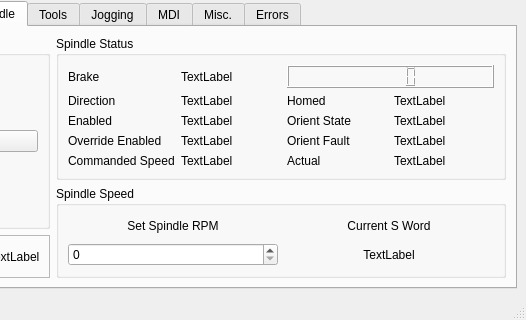
First picture: the form in examples/features/plc/plc.ui, repository jethornton/flexgui, before the edit; both pictures show x 324 to 850 and y 354 to 674 of the 850 by 674 pixel window.
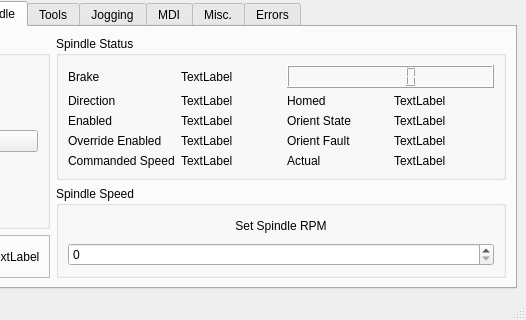
Second picture: the form after the edit. The open tabs and pages were chosen to show the change.

Commit message: remove settings_speed_lb from examples

Patch:
```diff
--- a/examples/features/plc/plc.ui
+++ b/examples/features/plc/plc.ui
@@ -762,26 +762,6 @@
            <string>Spindle Speed</string>
           </property>
           <layout class="QGridLayout" name="gridLayout_16">
-           <item row="0" column="1">
-            <widget class="QLabel" name="label_44">
-             <property name="text">
-              <string>Current S Word</string>
-             </property>
-             <property name="alignment">
-              <set>Qt::AlignCenter</set>
-             </property>
-            </widget>
-           </item>
-           <item row="0" column="0">
-            <widget class="QLabel" name="label_26">
-             <property name="text">
-              <string>Set Spindle RPM</string>
-             </property>
-             <property name="alignment">
-              <set>Qt::AlignCenter</set>
-             </property>
-            </widget>
-           </item>
            <item row="1" column="0">
             <widget class="QSpinBox" name="spindle_speed_sb">
              <property name="minimumSize">
@@ -792,10 +772,10 @@
              </property>
             </widget>
            </item>
-           <item row="1" column="1">
-            <widget class="QLabel" name="settings_speed_lb">
+           <item row="0" column="0">
+            <widget class="QLabel" name="label_26">
              <property name="text">
-              <string>TextLabel</string>
+              <string>Set Spindle RPM</string>
              </property>
              <property name="alignment">
               <set>Qt::AlignCenter</set>
```
The commit also changes 2 other files.
